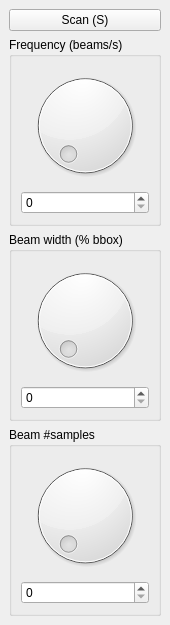
Above: src/meshlabplugins/edit_scan/widget.ui from cnr-isti-vclab/meshlab before the change. Below: the same form after it.
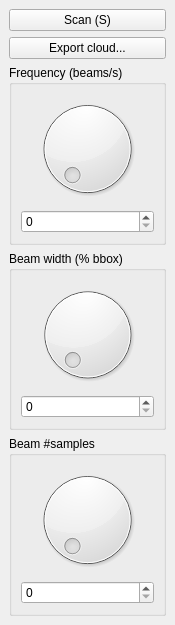
That is the form after the change.

Commit message: Modified the edit_scan adding a file saver (and a bug report for meshlab as EDITs support layers in read_only) to the gui

Diff of the .ui file:
```diff
--- a/src/meshlabplugins/edit_scan/widget.ui
+++ b/src/meshlabplugins/edit_scan/widget.ui
@@ -6,7 +6,7 @@
    <rect>
     <x>0</x>
     <y>0</y>
-    <width>170</width>
+    <width>175</width>
     <height>625</height>
    </rect>
   </property>
@@ -28,6 +28,13 @@
       </property>
      </widget>
     </item>
+    <item>
+     <widget class="QPushButton" name="saveButton">
+      <property name="text">
+       <string>Export cloud...</string>
+      </property>
+     </widget>
+    </item>
     <item>
      <widget class="QGroupBox" name="box_freq">
       <property name="title">
```
The commit also changes 3 other files.
